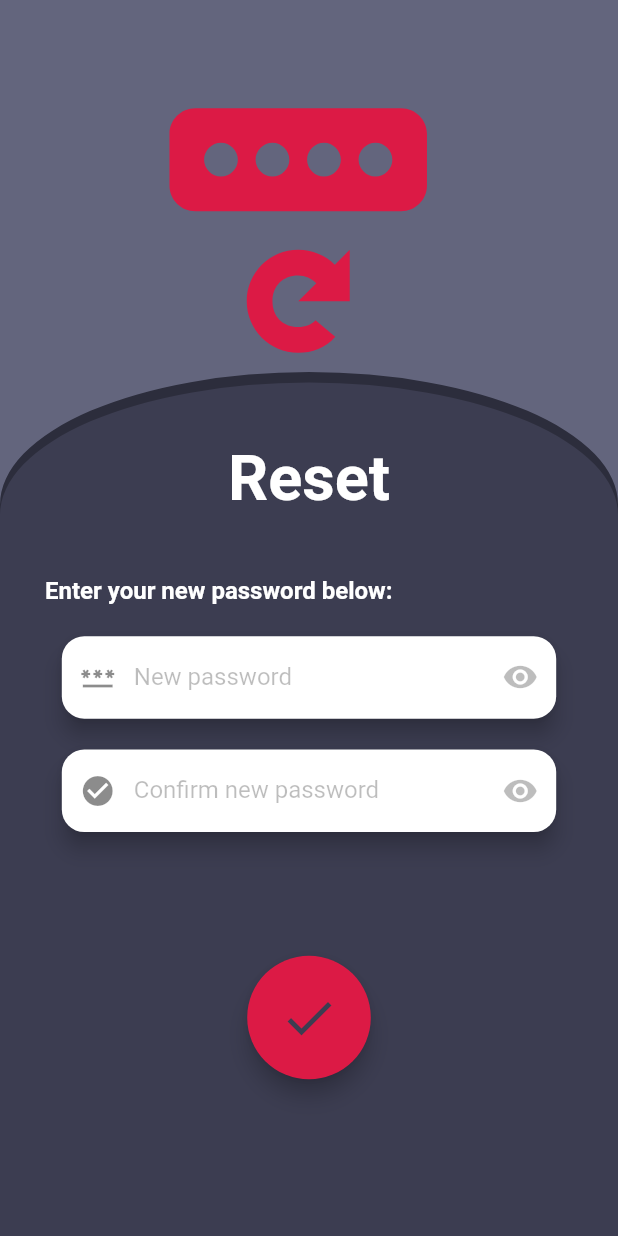
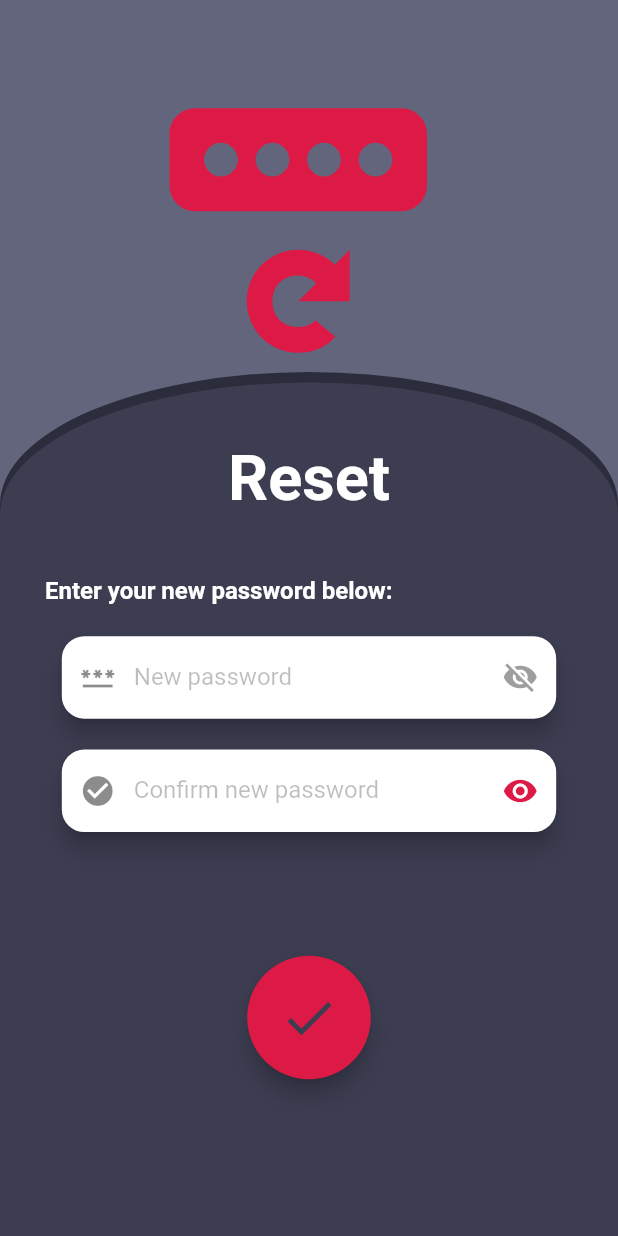
Before and after one commit to nezarab404/PL_project_flutter, a Flutter app: the ForgotPasswordScreen screen opened directly, after a tap on the "visibility" icon, on a phone screen of 412 x 824 dp. Run offline on Flutter 3.47's test engine with Material 2 defaults, Android fonts, the phone set to English and light mode, and no system bars; our stand-ins replace carousel_slider, dio, dot_navigation_bar, flutter_svg, shared_preferences, smooth_page_indicator; accounts and stored records are empty; network calls fail; project files that could hold a hidden picture were left out.

```diff
--- /dev/null
+++ b/lib/providers/verify_provider.dart
@@ -0,0 +1,28 @@
+import 'package:flutter/material.dart';
+import 'package:programming_languages_project/shared/constants.dart';
+import 'package:programming_languages_project/shared/end_points.dart';
+import 'package:programming_languages_project/shared/network/dio_helper.dart';
+
+enum Status{
+  notVerified,
+  verified,
+  verifying
+}
+
+class VerifyProvider with ChangeNotifier {
+String msg = "";
+
+  Future<void> registerVerify({required String code}) async {
+    DioHelper.postData(url: VERIFY_REGISTER,token: token, data: {
+      "code" : code
+    }).then((value) {
+      if (value.statusCode == 200){
+          print(value.data);
+      }
+      else{
+        print(value.data);
+        msg = value.data['msg'];
+      }
+    });
+  }
+}
--- a/lib/screens/login_screen.dart
+++ b/lib/screens/login_screen.dart
@@ -179,7 +179,7 @@ class LoginScreen extends StatelessWidget {
                       Navigator.push(
                           context,
                           MaterialPageRoute(
-                              builder: (_) => const RegisterScreen()));
+                              builder: (_) =>  RegisterScreen()));
                     },
                     child: Text("Create one now!"),
                   ),
--- a/lib/shared/commponents/input_form.dart
+++ b/lib/shared/commponents/input_form.dart
@@ -1,6 +1,7 @@
 // ignore_for_file: prefer_const_constructors_in_immutables, use_key_in_widget_constructors
 
 import 'package:flutter/material.dart';
+import 'package:programming_languages_project/shared/themes/main_theme.dart';
 
 class InputForm extends StatefulWidget {
   final double screenWidth;
@@ -36,6 +37,7 @@ class _InputFormState extends State<InputForm> {
       newPassword = "New password",
       confNewPassword = "Confirm new password";
 
+  var icon = Icons.visibility;
   @override
   Widget build(BuildContext context) {
     return widget.screenName != veriScreen
@@ -75,9 +77,12 @@ class _InputFormState extends State<InputForm> {
                     onPressed: () {
                       setState(() {
                         widget.isPassword = !widget.isPassword;
+                        icon == Icons.visibility_off ?
+                        icon = Icons.visibility :
+                        icon =Icons.visibility_off;
                       });
                     },
-                    icon: const Icon(Icons.visibility),
+                    icon:  Icon(icon,color: icon == Icons.visibility ?  mainRed:Colors.grey),
                     color: Colors.black26,
                   ),
               ],
@@ -99,7 +104,7 @@ class _InputFormState extends State<InputForm> {
                   ),
                 ),
                 textAlign: TextAlign.center,
-                style: TextStyle(
+                style:const TextStyle(
                   fontSize: 28,
                 ),
               ),
--- a/lib/shared/end_points.dart
+++ b/lib/shared/end_points.dart
@@ -0,0 +1,3 @@
+const LOGIN = "auth/login";
+const REGISTER = "auth/register";
+const VERIFY_REGISTER = "auth/checkRegisterCode";
--- a/lib/shared/network/dio_helper.dart
+++ b/lib/shared/network/dio_helper.dart
@@ -8,7 +8,7 @@ class DioHelper {
   static init() {
     dio = Dio(
       BaseOptions(
-          baseUrl: "http://192.168.137.1:8000/api/", //TODO
+          baseUrl: "http://192.168.137.19:8000/api/", //TODO
           receiveDataWhenStatusError: true,
           headers: {"Content-Type": "application/json"}),
     );
@@ -21,6 +21,10 @@ class DioHelper {
     String lang = 'en',
     String? token,
   }) async {
+    dio.options.headers = {
+      "Content-Type": "application/json",
+      'auth-token': "$token"
+    };
     Response response;
     try {
       response= await dio.post(
```
Also changed, not shown: lib/main.dart (+12 -8 lines), lib/providers/network_provider.dart (+40 -5 lines), lib/screens/register_screen.dart (+53 -4 lines), lib/screens/verification_code_screen.dart (+25 -2 lines).
